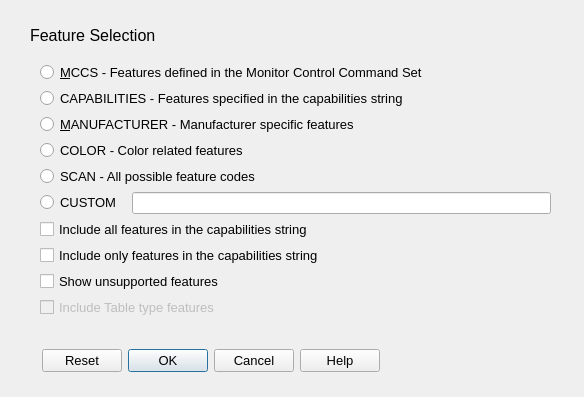
rockowitz/ddcui, file src/option_dialogs/feature_selection_dialog.ui: the form before one commit.
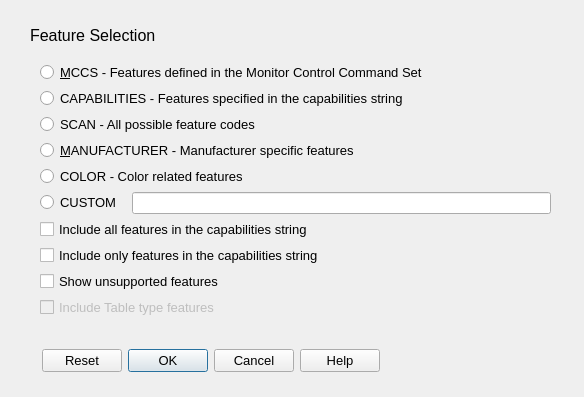
The form after the commit.

Commit message:
regualarize dialog boxes, help screens
- make dialog boxes, help screens consistent in text, format
- adjust help text

What changed in the file:
```diff
--- a/src/option_dialogs/feature_selection_dialog.ui
+++ b/src/option_dialogs/feature_selection_dialog.ui
@@ -61,7 +61,7 @@
      <x>40</x>
      <y>60</y>
      <width>511</width>
-     <height>261</height>
+     <height>270</height>
     </rect>
    </property>
    <layout class="QVBoxLayout" name="verticalLayout">
@@ -110,6 +110,18 @@
       </property>
      </widget>
     </item>
+    <item>
+     <widget class="QRadioButton" name="scan_radioButton">
+      <property name="font">
+       <font>
+        <pointsize>10</pointsize>
+       </font>
+      </property>
+      <property name="text">
+       <string>SCAN - All possible feature codes</string>
+      </property>
+     </widget>
+    </item>
     <item>
      <widget class="QRadioButton" name="mfg_radioButton">
       <property name="font">
@@ -134,18 +146,6 @@
       </property>
      </widget>
     </item>
-    <item>
-     <widget class="QRadioButton" name="scan_radioButton">
-      <property name="font">
-       <font>
-        <pointsize>10</pointsize>
-       </font>
-      </property>
-      <property name="text">
-       <string>SCAN - All possible feature codes</string>
-      </property>
-     </widget>
-    </item>
     <item>
      <layout class="QHBoxLayout" name="horizontalLayout">
       <item>
```
The commit also changes 7 other files.
